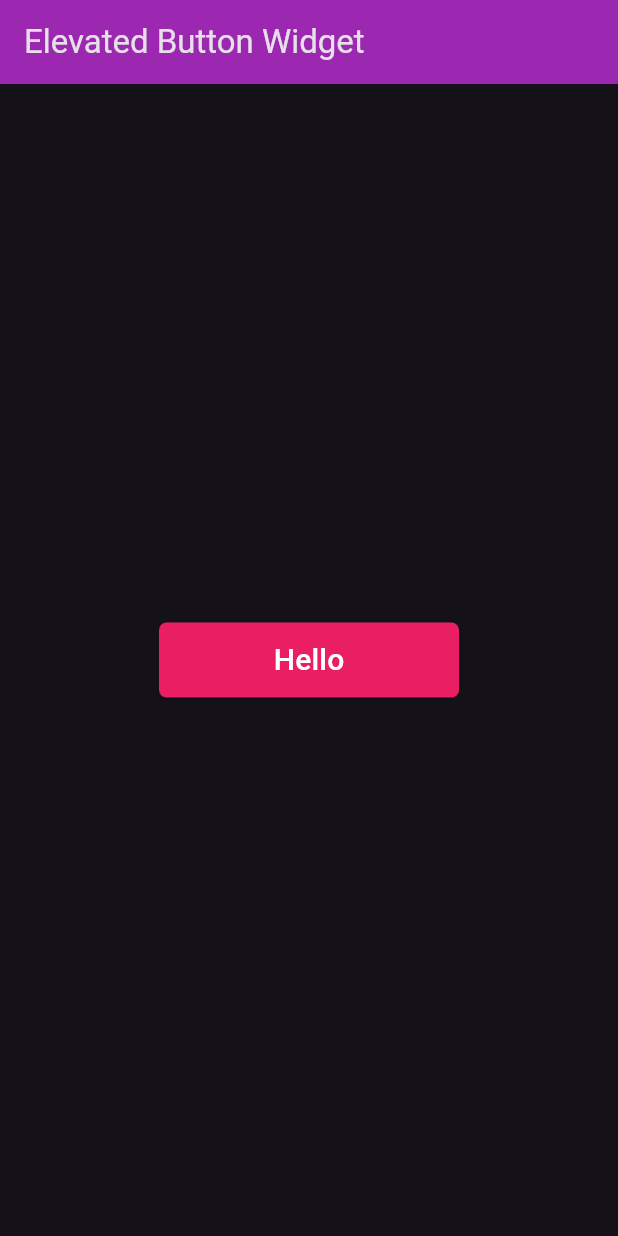
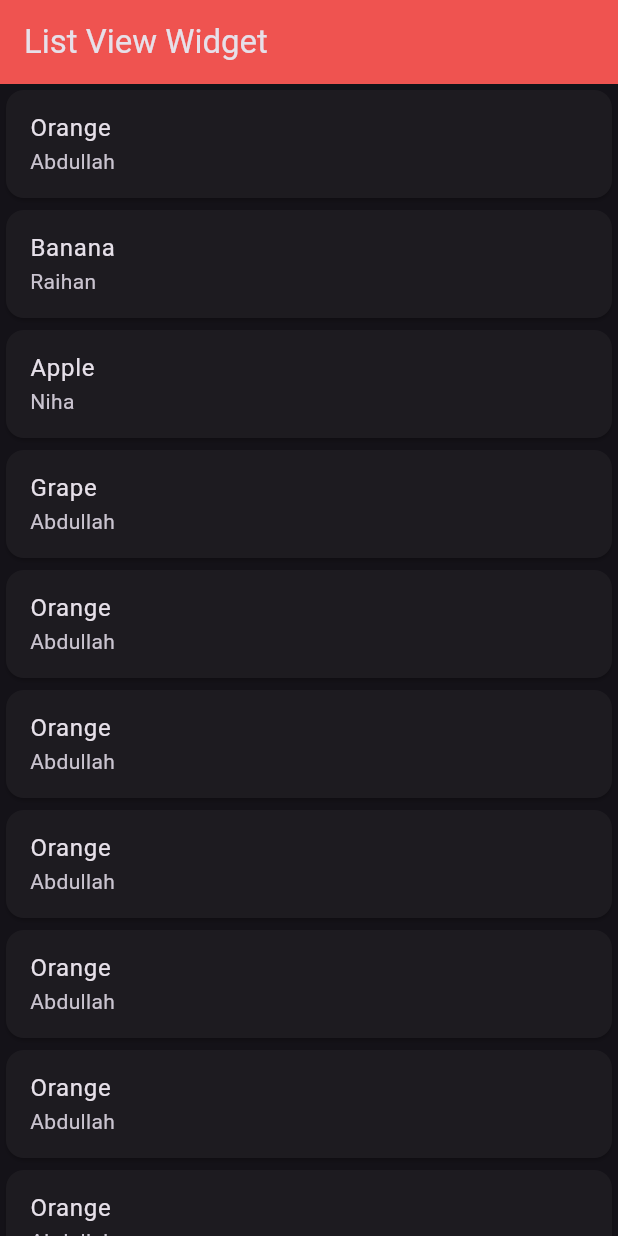
Before and after one commit to mahmud5658/flutter_resources, a Flutter app: the screen it shows after launch, on a phone screen of 412 x 824 dp. Run offline on Flutter 3.47's test engine with Material 3 defaults, Android fonts, the phone set to English and light mode, and no system bars.

Commit message:
flutter resources

```diff
--- a/lib/main.dart
+++ b/lib/main.dart
@@ -1,5 +1,6 @@
 import 'package:flutter/material.dart';
-import 'package:flutter_resources/widgets/elevated_button.dart';
+// import 'package:flutter_resources/widgets/elevated_button.dart';
+import 'package:flutter_resources/widgets/list_view.dart';
 // import 'package:flutter_resources/widgets/column.dart';
 // import 'package:flutter_resources/widgets/text_button.dart';
 // import 'package:flutter_resources/widgets/container.dart';
@@ -24,7 +25,7 @@ class MyApp extends StatelessWidget {
         appBarTheme: const AppBarTheme(backgroundColor: Colors.purple),
         brightness: Brightness.dark,
       ),
-      home: const ElevatedButtonw(),
+      home: const ListViewWidget(),
     );
   }
 }
--- a/lib/widgets/elevated_button.dart
+++ b/lib/widgets/elevated_button.dart
@@ -1,5 +1,4 @@
 import 'package:flutter/material.dart';
-import 'package:flutter/widgets.dart';
 
 class ElevatedButtonw extends StatelessWidget {
   const ElevatedButtonw({super.key});
--- /dev/null
+++ b/lib/widgets/list_view.dart
@@ -0,0 +1,98 @@
+import 'package:flutter/material.dart';
+
+class ListViewWidget extends StatelessWidget {
+  const ListViewWidget({super.key});
+
+  @override
+  Widget build(BuildContext context) {
+    return Scaffold(
+      appBar: AppBar(
+        title: const Text('List View Widget'),
+        backgroundColor: Colors.red,
+        elevation: 10,
+      ),
+      body: ListView(
+        children: const [
+          Card(
+            child: ListTile(
+              title: Text('Orange'),
+              subtitle: Text('Abdullah'),
+            ),
+          ),
+           Card(
+            child: ListTile(
+              title: Text('Banana'),
+              subtitle: Text('Raihan'),
+            ),
+          ),
+           Card(
+            child: ListTile(
+              title: Text('Apple'),
+              subtitle: Text('Niha'),
+            ),
+          ),
+           Card(
+            child: ListTile(
+              title: Text('Grape'),
+              subtitle: Text('Abdullah'),
+            ),
+          ),
+           Card(
+            child: ListTile(
+              title: Text('Orange'),
+              subtitle: Text('Abdullah'),
+            ),
+          ),
+           Card(
+            child: ListTile(
+              title: Text('Orange'),
+              subtitle: Text('Abdullah'),
+            ),
+          ),
+           Card(
+            child: ListTile(
+              title: Text('Orange'),
+              subtitle: Text('Abdullah'),
+            ),
+          ),
+           Card(
+            child: ListTile(
+              title: Text('Orange'),
+              subtitle: Text('Abdullah'),
+            ),
+          ),
+           Card(
+            child: ListTile(
+              title: Text('Orange'),
+              subtitle: Text('Abdullah'),
+            ),
+          ),
+           Card(
+            child: ListTile(
+              title: Text('Orange'),
+              subtitle: Text('Abdullah'),
+            ),
+          ),
+           Card(
+            child: ListTile(
+              title: Text('Orange'),
+              subtitle: Text('Abdullah'),
+            ),
+          ),
+           Card(
+            child: ListTile(
+              title: Text('Orange'),
+              subtitle: Text('Abdullah'),
+            ),
+          ),
+           Card(
+            child: ListTile(
+              title: Text('Orange'),
+              subtitle: Text('Abdullah'),
+            ),
+          ),
+        ],
+      ),
+    );
+  }
+}
```
